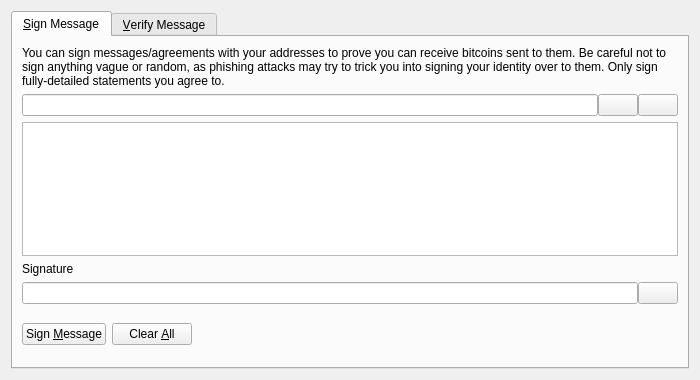
pylondata/pyloncoin, file src/qt/forms/signverifymessagedialog.ui: the form before one commit.
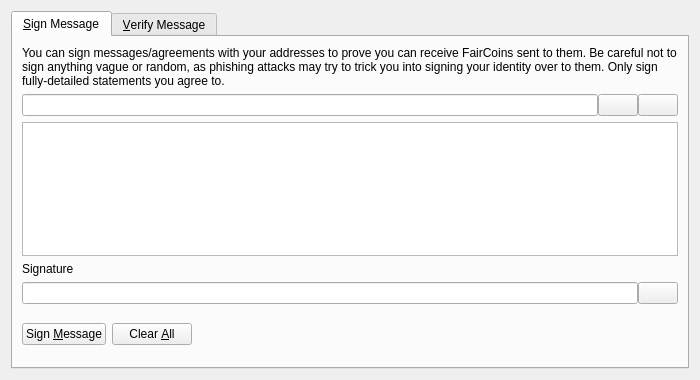
The form after the commit. Icons and pictures are not drawn. Custom widgets are drawn as their Qt base class.

Commit message: fix missing transation in sign/verify dialog

```diff
--- a/src/qt/forms/signverifymessagedialog.ui
+++ b/src/qt/forms/signverifymessagedialog.ui
@@ -30,7 +30,7 @@
        <item>
         <widget class="QLabel" name="infoLabel_SM">
          <property name="text">
-          <string>You can sign messages/agreements with your addresses to prove you can receive bitcoins sent to them. Be careful not to sign anything vague or random, as phishing attacks may try to trick you into signing your identity over to them. Only sign fully-detailed statements you agree to.</string>
+          <string>You can sign messages/agreements with your addresses to prove you can receive FairCoins sent to them. Be careful not to sign anything vague or random, as phishing attacks may try to trick you into signing your identity over to them. Only sign fully-detailed statements you agree to.</string>
          </property>
          <property name="textFormat">
           <enum>Qt::PlainText</enum>
```
